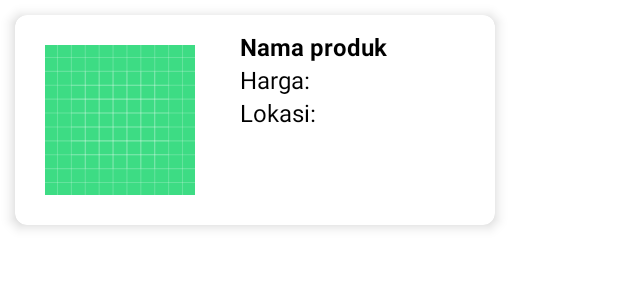
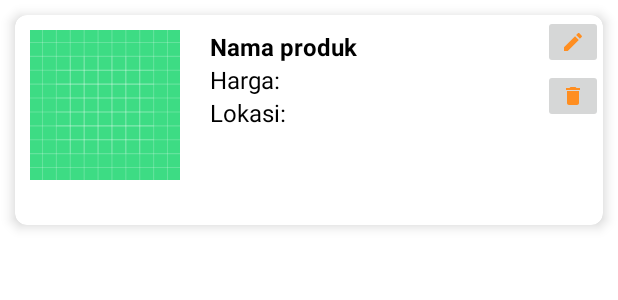
Before and after one commit to Dwisatriapatra/SecondHand, an Android app: the layout item_adapter_seller_product_item.xml on its own in the app's theme, with its tools: preview values and no code run, on a phone screen of 412 x 824 dp. Shown: the top 300 px of the screen. Run offline under Robolectric (Android 15) with nearby library versions, the phone set to English and light mode, and no system bars.

Commit message:
Adding delete product function in "daftar jual saya" page

```diff
--- /dev/null
+++ b/app/src/main/java/com/example/secondhand/model/GetSellerProductDeleteItemResponse.kt
@@ -0,0 +1,6 @@
+package com.example.secondhand.model
+
+data class GetSellerProductDeleteItemResponse(
+    val message: String,
+    val name: String
+)
--- a/app/src/main/java/com/example/secondhand/network/ApiServices.kt
+++ b/app/src/main/java/com/example/secondhand/network/ApiServices.kt
@@ -55,6 +55,11 @@ interface ApiServices {
         @Body notificationStatus: NotificationStatus
     ) : Call<UpdateNotificationStatusResponse>
 
+    @DELETE("seller/product/{id}")
+    fun deleteProductFromDaftarJualSaya(
+        @Header("access_token") token: String,
+        @Path("id") id: Int
+    ) : Call<GetSellerProductDeleteItemResponse>
     //greta
 
     @POST("auth/register")
--- /dev/null
+++ b/app/src/main/res/drawable/ic_edit_product_saya.xml
@@ -0,0 +1,5 @@
+<vector android:height="16dp" android:tint="#FF8E21"
+    android:viewportHeight="24" android:viewportWidth="24"
+    android:width="16dp" xmlns:android="http://schemas.android.com/apk/res/android">
+    <path android:fillColor="@android:color/white" android:pathData="M3,17.25V21h3.75L17.81,9.94l-3.75,-3.75L3,17.25zM20.71,7.04c0.39,-0.39 0.39,-1.02 0,-1.41l-2.34,-2.34c-0.39,-0.39 -1.02,-0.39 -1.41,0l-1.83,1.83 3.75,3.75 1.83,-1.83z"/>
+</vector>
--- /dev/null
+++ b/app/src/main/res/drawable/ic_hapus_product_saya.xml
@@ -0,0 +1,5 @@
+<vector android:height="16dp" android:tint="#FF8E21"
+    android:viewportHeight="24" android:viewportWidth="24"
+    android:width="16dp" xmlns:android="http://schemas.android.com/apk/res/android">
+    <path android:fillColor="@android:color/white" android:pathData="M6,19c0,1.1 0.9,2 2,2h8c1.1,0 2,-0.9 2,-2V7H6v12zM19,4h-3.5l-1,-1h-5l-1,1H5v2h14V4z"/>
+</vector>
--- a/app/src/main/res/layout/item_adapter_seller_product_item.xml
+++ b/app/src/main/res/layout/item_adapter_seller_product_item.xml
@@ -2,23 +2,26 @@
 <androidx.cardview.widget.CardView xmlns:android="http://schemas.android.com/apk/res/android"
     xmlns:app="http://schemas.android.com/apk/res-auto"
     xmlns:tools="http://schemas.android.com/tools"
-    android:id="@+id/card_seller_product"
-    android:layout_width="320dp"
+    android:layout_width="match_parent"
     android:layout_height="140dp"
     android:layout_margin="10dp"
     app:cardCornerRadius="8dp"
     app:cardElevation="5dp">
 
+    <RelativeLayout
+        android:layout_width="match_parent"
+        android:layout_height="wrap_content">
         <LinearLayout
             android:layout_width="match_parent"
             android:layout_height="wrap_content"
-        android:orientation="horizontal">
-
+            android:orientation="horizontal"
+            android:id="@+id/card_daftar_jual_saya_product_body"
+            android:layout_toStartOf="@id/card_daftar_jual_saya_action_section">
             <androidx.appcompat.widget.AppCompatImageView
                 android:id="@+id/card_daftar_jual_produk_image"
                 android:layout_width="100dp"
                 android:layout_height="100dp"
-            android:layout_margin="20dp"
+                android:layout_margin="10dp"
                 android:scaleType="centerCrop"
                 android:src="@drawable/ic_launcher_background" />
 
@@ -26,6 +29,7 @@
                 android:layout_width="match_parent"
                 android:layout_height="wrap_content"
                 android:orientation="vertical"
+                android:id="@+id/card_daftar_jual_saya_info_product_section"
                 android:padding="10dp">
 
                 <TextView
@@ -56,6 +60,26 @@
                     android:textSize="16sp"
                     tools:ignore="HardcodedText" />
             </LinearLayout>
+        </LinearLayout>
 
+        <LinearLayout
+            android:layout_width="wrap_content"
+            android:layout_height="wrap_content"
+            android:orientation="vertical"
+            android:id="@+id/card_daftar_jual_saya_action_section"
+            android:layout_alignParentEnd="true">
+            <ImageButton
+                android:layout_width="wrap_content"
+                android:layout_height="wrap_content"
+                android:src="@drawable/ic_edit_product_saya"
+                android:id="@+id/card_daftar_jual_edit_button"
+                android:contentDescription="@string/img" />
+            <ImageButton
+                android:layout_width="wrap_content"
+                android:layout_height="wrap_content"
+                android:src="@drawable/ic_hapus_product_saya"
+                android:id="@+id/card_daftar_jual_hapus_button"
+                android:contentDescription="@string/img"/>
         </LinearLayout>
+    </RelativeLayout>
 </androidx.cardview.widget.CardView>
```
Also changed, not shown: app/src/main/java/com/example/secondhand/helper/DaftarJualProductSayaItemClickListener.kt (added, +10 -0 lines), app/src/main/java/com/example/secondhand/view/adapter/SellerProductAdapter.kt (+12 -7 lines), app/src/main/java/com/example/secondhand/view/fragment/DaftarJualFragment.kt (+29 -5 lines), app/src/main/java/com/example/secondhand/viewmodel/SellerProductViewModel.kt (+19 -0 lines). Lines whose indentation alone changed are shown as unchanged.
